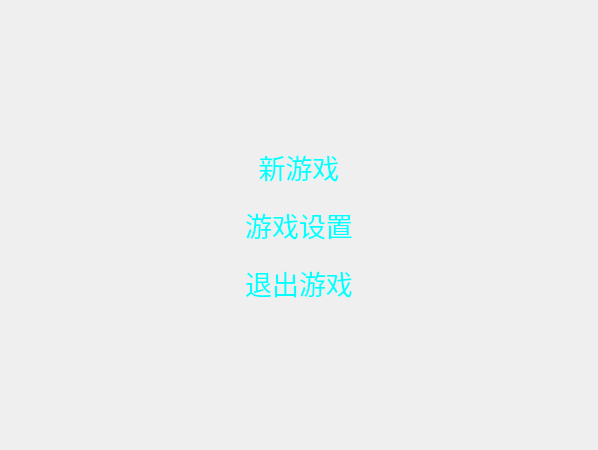
Above: src/ui/page/homeWidget.ui from CodingRookie98/Sudoku-Solo before the change. Below: the same form after it.
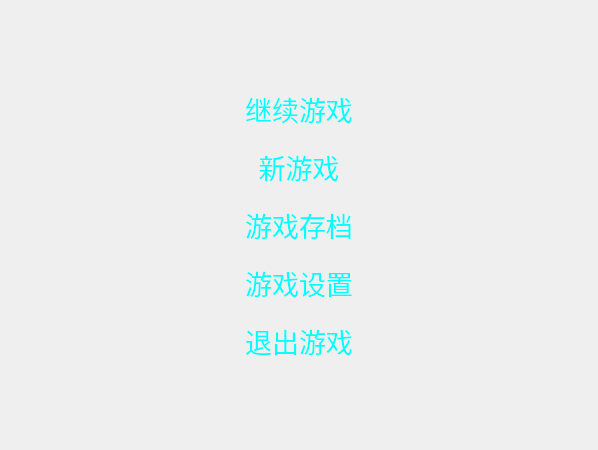
That is the form after the change.

The edit to the form file:
```diff
--- a/src/ui/page/homeWidget.ui
+++ b/src/ui/page/homeWidget.ui
@@ -71,6 +71,24 @@
              <property name="spacing">
               <number>10</number>
              </property>
+             <item>
+              <widget class="QPushButton" name="btnGameContinue">
+               <property name="font">
+                <font>
+                 <pointsize>20</pointsize>
+                </font>
+               </property>
+               <property name="autoFillBackground">
+                <bool>false</bool>
+               </property>
+               <property name="text">
+                <string>继续游戏</string>
+               </property>
+               <property name="flat">
+                <bool>true</bool>
+               </property>
+              </widget>
+             </item>
              <item>
               <widget class="QPushButton" name="btnNewGame">
                <property name="sizePolicy">
@@ -101,6 +119,21 @@
                </property>
               </widget>
              </item>
+             <item>
+              <widget class="QPushButton" name="btnGameSaves">
+               <property name="font">
+                <font>
+                 <pointsize>20</pointsize>
+                </font>
+               </property>
+               <property name="text">
+                <string>游戏存档</string>
+               </property>
+               <property name="flat">
+                <bool>true</bool>
+               </property>
+              </widget>
+             </item>
              <item>
               <widget class="QPushButton" name="btnSetting">
                <property name="sizePolicy">
```
